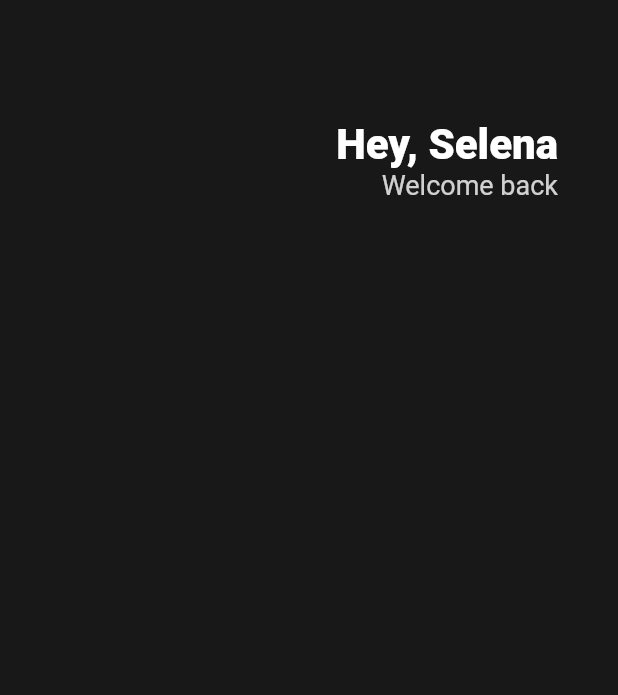
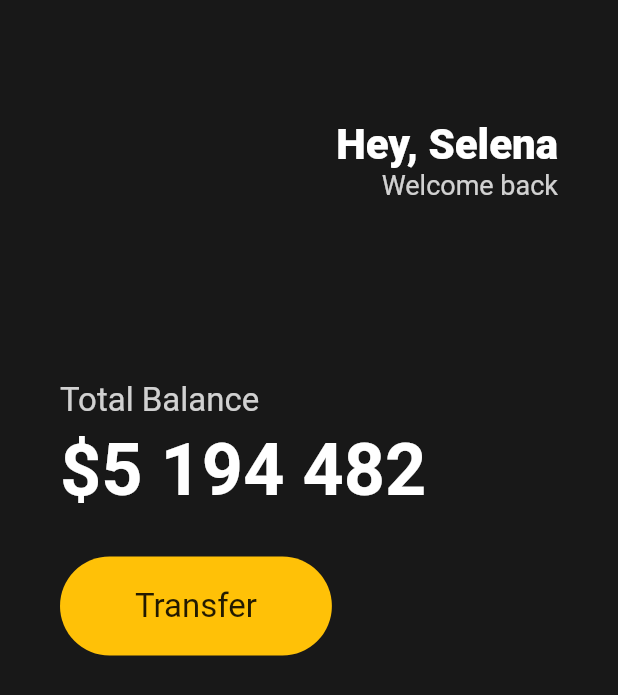
Before and after one commit to grandff/sample-flutter, a Flutter app: the screen it shows after launch, on a phone screen of 412 x 824 dp. Shown: the top 695 px of the screen. Run offline on Flutter 3.47's test engine with Material 2 defaults, Android fonts, the phone set to English and light mode, and no system bars.

Commit message:
Feat : 3.2 Buttons Section

```diff
--- a/lib/main.dart
+++ b/lib/main.dart
@@ -16,6 +16,7 @@
             horizontal: 40
           ),
           child: Column(
+            crossAxisAlignment: CrossAxisAlignment.start, // Total Balacne 쪽은 왼쪽정렬로 처리
             children: [
               SizedBox( // 말그대로 사이즈가 있는 박스.. div같은
                 height: 80,
@@ -41,6 +42,49 @@
                     ),
                   ],)
                 ],
+              ),
+              SizedBox(
+                height: 120,
+              ),
+              Text(
+                'Total Balance',
+                style: TextStyle(
+                  color: Colors.white.withOpacity(0.8),
+                  fontSize: 22,
+                ),
+              ),
+              SizedBox(
+                height: 5,
+              ),
+              Text(
+                '\$5 194 482',
+                style: TextStyle(
+                  color: Colors.white,
+                  fontSize: 48,
+                  fontWeight: FontWeight.w600,
+                ),
+              ),
+              SizedBox(
+                height: 30,
+              ),
+              Row(
+                children: [
+                  Container(
+                    decoration: BoxDecoration(
+                      color: Colors.amber,
+                      borderRadius: BorderRadius.circular(45), // border radius 효과 추가
+                    ),
+                    child: Padding(
+                      padding: EdgeInsets.symmetric(vertical: 20, horizontal: 50),
+                      child: Text(
+                        'Transfer',
+                        style: TextStyle(
+                          fontSize: 22,
+                        ),
+                      ),
+                    )
+                  )
+                ],
               )
             ],
           ),
```
Also changed, not shown: 1 other file.
